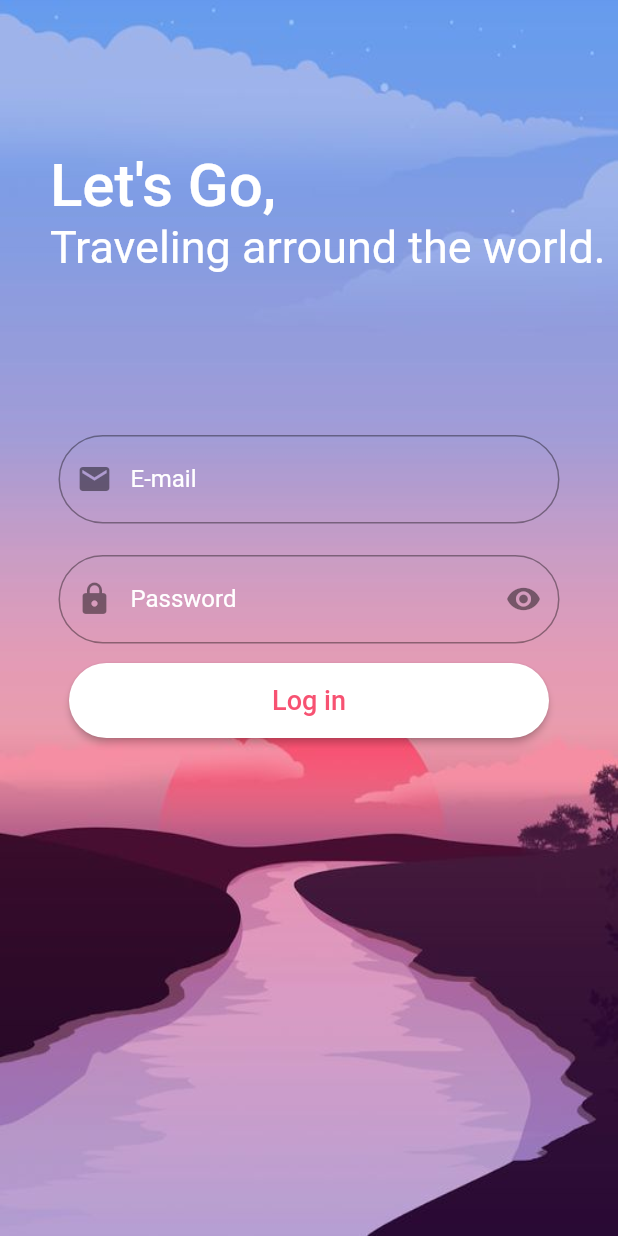
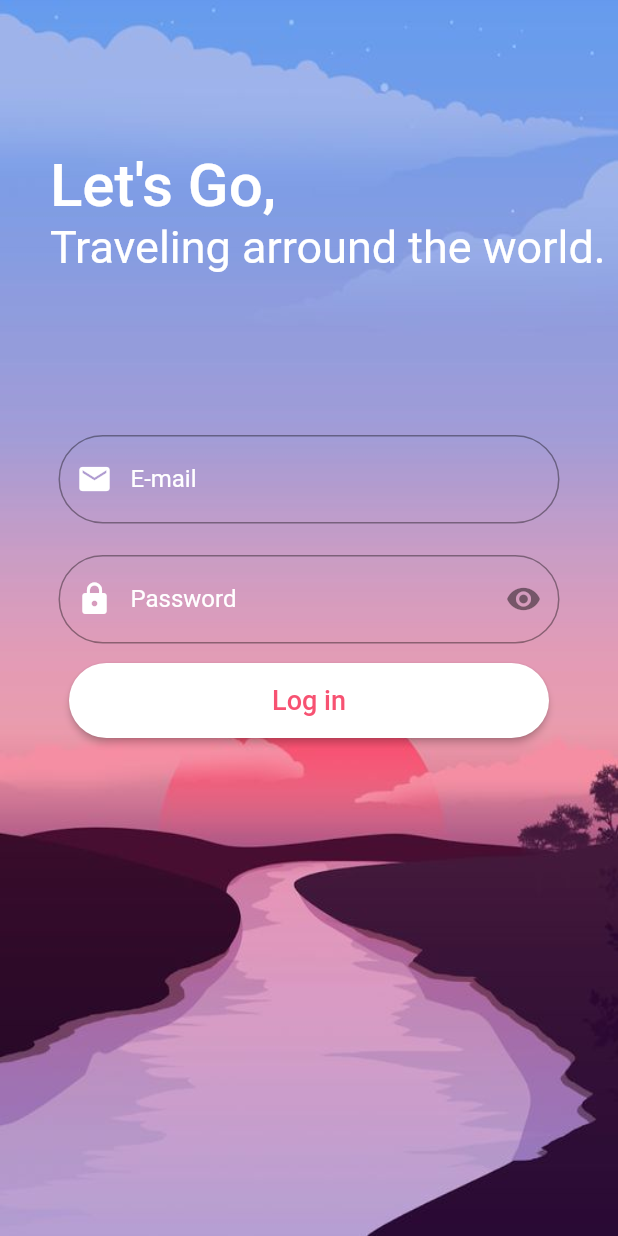
Before and after one commit to vitto2/travel-go-app, a Flutter app: the Login screen opened by its route, on a phone screen of 412 x 824 dp. Run offline on Flutter 3.47's test engine with Material 2 defaults, Android fonts, the phone set to English and light mode, and no system bars.

Commit message:
alterando a cor dos prefixIcons

```diff
--- a/lib/src/design System/atoms/my_text_field_widget.dart
+++ b/lib/src/design System/atoms/my_text_field_widget.dart
@@ -2,9 +2,10 @@ import 'package:flutter/material.dart';
 
 class MyTextField extends StatelessWidget {
   MyTextField({
+    required this.data,
     required this.obscureText,
     this.suffixIcon,
-    this.prefixIcon,
+    required this.prefixIcon,
     this.hintText,
     required this.label,
     this.keyboardType,
@@ -17,9 +18,10 @@ class MyTextField extends StatelessWidget {
   OutlineInputBorder outlineborder = OutlineInputBorder(
     borderRadius: BorderRadius.circular(50.0),
   );
-  Icon? prefixIcon;
+  Icon prefixIcon;
   TextInputType? keyboardType;
   bool obscureText = false;
+  IconThemeData data;
 
   @override
   Widget build(BuildContext context) {
@@ -34,7 +36,10 @@ class MyTextField extends StatelessWidget {
           hintText: hintText,
           label: label,
           border: outlineborder,
-          prefixIcon: prefixIcon,
+          prefixIcon: IconTheme(
+            data: data,
+            child: prefixIcon,
+          ),
           suffixIcon: suffixIcon,
         ),
       ),
--- a/lib/src/design System/molecules/input_texts_login_page.dart
+++ b/lib/src/design System/molecules/input_texts_login_page.dart
@@ -22,6 +22,7 @@ class InputTextsLoginPage extends StatelessWidget {
                 hintText: 'mail@example.com',
                 label: const Text("E-mail"),
                 prefixIcon: const Icon(Icons.email),
+                data: const IconThemeData(color: Colors.white),
               ),
             ),
             SizedBox(
@@ -34,6 +35,7 @@ class InputTextsLoginPage extends StatelessWidget {
                 hintText: '••••••••',
                 prefixIcon: const Icon(Icons.lock),
                 suffixIcon: const Icon(Icons.remove_red_eye),
+                data: const IconThemeData(color: Colors.white),
               ),
             ),
             SizedBox(
```
